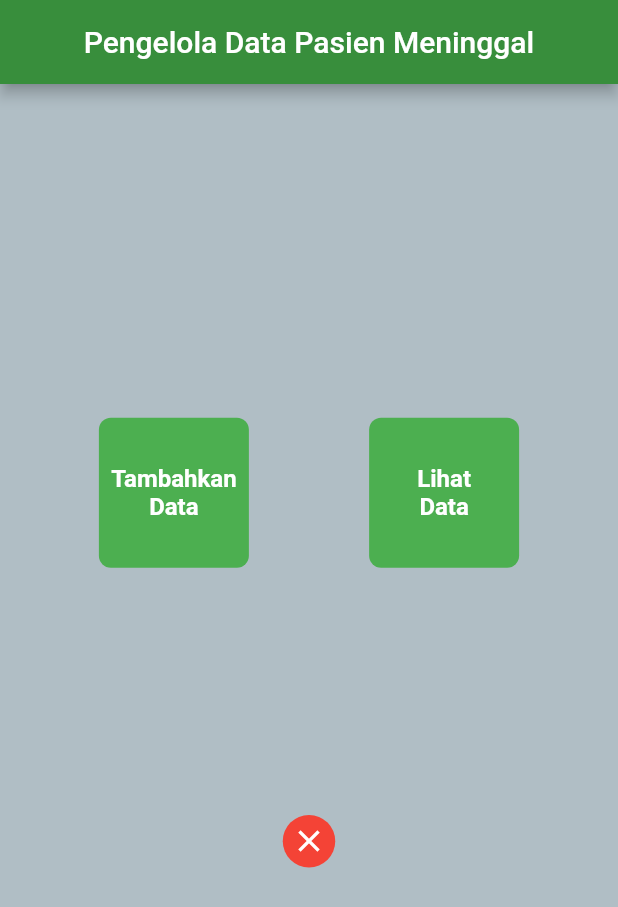
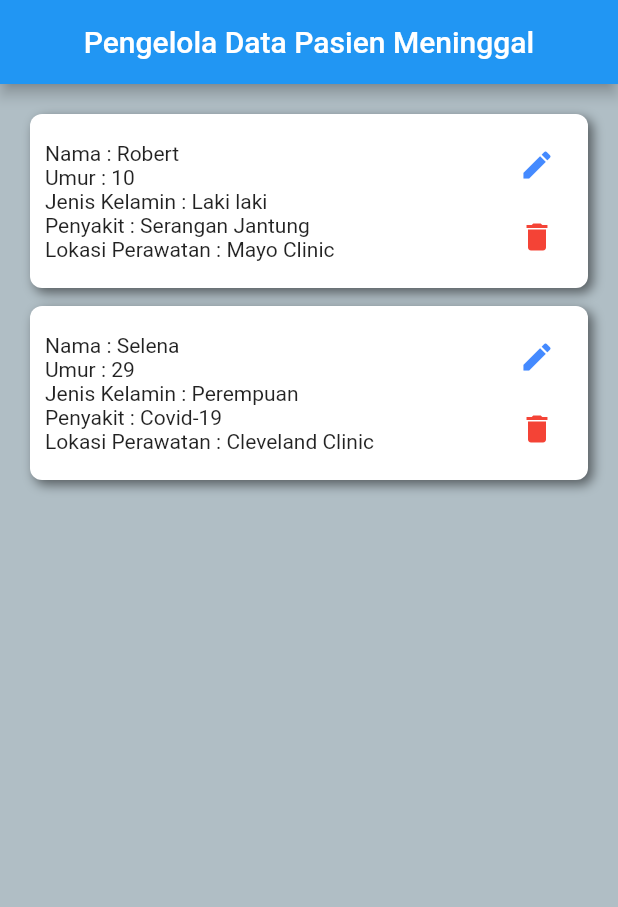
Before and after one commit to MahmudiZukri/pasien, a Flutter app: the screen it shows after launch, on a phone screen of 412 x 824 dp. Shown: the top 907 px of the screen. Run offline on Flutter 3.47's test engine with Material 2 defaults, Android fonts, the phone set to English and light mode, and no system bars; our stand-ins replace hive, hive_flutter; accounts and stored records are empty; generated files the repository leaves out were written again.

Commit message:
mengubah tampilan main_page.dart dan menambahkan data 2 pasien secara manual

```diff
--- a/lib/main.dart
+++ b/lib/main.dart
@@ -1,6 +1,6 @@
 import 'package:flutter/material.dart';
 import 'package:pasien/model/patient.dart';
-import 'package:pasien/ui/pages/main_page.dart';
+import 'package:pasien/ui/pages/pages.dart';
 import 'package:path_provider/path_provider.dart' as pathProvider;
 import 'package:hive/hive.dart';
 
--- a/lib/ui/pages/main_page.dart
+++ b/lib/ui/pages/main_page.dart
@@ -1,88 +1,99 @@
-import 'package:flutter/material.dart';
+part of 'pages.dart';
 
 class MainPage extends StatelessWidget {
   @override
   Widget build(BuildContext context) {
+    const String boxName = "patienst";
+
     return Scaffold(
       appBar: AppBar(
-          backgroundColor: Colors.green[700],
         centerTitle: true,
-          title: Text(
-            "Pengelola Data Pasien Meninggal",
-          )),
-      body: Container(
+        title: Text("Pengelola Data Pasien Meninggal"),
+      ),
+      body: FutureBuilder(
+        future: Hive.openBox<Patient>(boxName),
+        builder: (_, snapshot) {
+          if (snapshot.connectionState == ConnectionState.done) {
+            if (snapshot.hasError) {
+              return Center(
+                child: Text(snapshot.error),
+              );
+            } else {
+              Box<Patient> patientsBox = Hive.box<Patient>(boxName);
+              if (patientsBox.length == 0) {
+                patientsBox.add(Patient("Robert", 10, "Laki laki",
+                    "Serangan Jantung", "Mayo Clinic"));
+                patientsBox.add(Patient(
+                    "Selena", 29, "Perempuan", "Covid-19", "Cleveland Clinic"));
+              }
+              return ValueListenableBuilder(
+                valueListenable: patientsBox.listenable(),
+                builder: (context, Box<Patient> patients, _) {
+                  return Container(
                     color: Colors.blueGrey[200],
-        child: Center(
-            child: ListView(
+                    padding: EdgeInsets.all(20),
+                    child: ListView.builder(
+                        itemCount: patients.length,
+                        scrollDirection: Axis.vertical,
+                        itemBuilder: (_, index) {
+                          Patient patient = patients.getAt(index);
+                          return Container(
+                            padding: EdgeInsets.all(10),
+                            margin: EdgeInsets.only(bottom: 12),
+                            decoration: BoxDecoration(
+                                color: Colors.white,
+                                borderRadius: BorderRadius.circular(8),
+                                boxShadow: [
+                                  BoxShadow(
+                                      blurRadius: 6,
+                                      offset: Offset(3, 3),
+                                      color: Colors.black.withOpacity(0.5))
+                                ]),
+                            child: Row(
+                              mainAxisAlignment: MainAxisAlignment.spaceBetween,
                               children: [
-            SizedBox(height: MediaQuery.of(context).size.height * 0.27),
-            Row(
-                mainAxisAlignment: MainAxisAlignment.spaceBetween,
-                crossAxisAlignment: CrossAxisAlignment.center,
+                                Container(
+                                  child: Column(
+                                    crossAxisAlignment:
+                                        CrossAxisAlignment.start,
                                     children: [
-                  GestureDetector(
-                    onTap: () {},
-                    child: Container(
-                      margin: EdgeInsets.only(
-                          left: MediaQuery.of(context).size.width * 0.16),
-                      height: 100,
-                      width: 100,
-                      decoration: BoxDecoration(
-                          borderRadius: BorderRadius.circular(8),
-                          color: Colors.green[500]),
-                      child: Center(
-                        child: Text(
-                          "Tambahkan\nData",
-                          textAlign: TextAlign.center,
-                          style: TextStyle(
-                              color: Colors.white,
-                              fontSize: 16,
-                              fontWeight: FontWeight.bold),
+                                      Text("Nama : ${patient.name}"),
+                                      Text("Umur : ${patient.age.toString()}"),
+                                      Text("Jenis Kelamin : ${patient.gender}"),
+                                      Text("Penyakit : ${patient.disease}"),
+                                      Text(
+                                          "Lokasi Perawatan : ${patient.location}")
+                                    ],
                                   ),
                                 ),
+                                Column(
+                                  children: [
+                                    IconButton(
+                                        icon: Icon(Icons.edit),
+                                        color: Colors.blueAccent,
+                                        onPressed: () {}),
+                                    IconButton(
+                                        icon: Icon(Icons.delete),
+                                        color: Colors.red,
+                                        onPressed: () {
+                                          patients.deleteAt(index);
+                                        }),
+                                  ],
+                                )
+                              ],
                             ),
-                  ),
-                  GestureDetector(
-                    onTap: () {},
-                    child: Container(
-                      margin: EdgeInsets.only(
-                          right: MediaQuery.of(context).size.width * 0.16),
-                      height: 100,
-                      width: 100,
-                      decoration: BoxDecoration(
-                          borderRadius: BorderRadius.circular(8),
-                          color: Colors.green[500]),
-                      child: Center(
-                        child: Text(
-                          "Lihat\nData",
-                          textAlign: TextAlign.center,
-                          style: TextStyle(
-                              color: Colors.white,
-                              fontSize: 16,
-                              fontWeight: FontWeight.bold),
-                        ),
-                      ),
-                    ),
-                  ),
-                ]),
-            SizedBox(
-              height: MediaQuery.of(context).size.height * 0.20,
-            ),
-            SizedBox(
-              height: 35,
-              width: 35,
-              child: FloatingActionButton(
-                elevation: 0,
-                backgroundColor: Colors.red,
-                child: Icon(
-                  Icons.close,
-                  color: Colors.white,
-                ),
-                onPressed: () {},
-              ),
-            ),
-          ],
-        )),
+                          );
+                        }),
+                  );
+                },
+              );
+            }
+          } else {
+            return Center(
+              child: CircularProgressIndicator(),
+            );
+          }
+        },
       ),
     );
   }
--- /dev/null
+++ b/lib/ui/pages/pages.dart
@@ -0,0 +1,6 @@
+import 'package:flutter/material.dart';
+import 'package:hive/hive.dart';
+import 'package:pasien/model/patient.dart';
+import 'package:hive_flutter/hive_flutter.dart';
+
+part 'main_page.dart';
--- a/pubspec.yaml
+++ b/pubspec.yaml
@@ -23,17 +23,17 @@ environment:
 dependencies:
   flutter:
     sdk: flutter
-  build_runner: ^1.10.11
   cupertino_icons: ^1.0.0
+  flutter_bloc: ^3.2.0
   hive: ^1.4.4+1
   hive_flutter: ^0.3.1
-  hive_generator: ^0.8.2
   path_provider: ^1.6.24
-  flutter_bloc: ^3.2.0
 
 dev_dependencies:
   flutter_test:
     sdk: flutter
+  build_runner: null
+  hive_generator: ^0.5.2
 
 # For information on the generic Dart part of this file, see the
 # following page: https://dart.dev/tools/pub/pubspec
```
Also changed, not shown: lib/ui/pages/patient_list_page.dart (added), pubspec.lock. Lines whose indentation alone changed are shown as unchanged.
